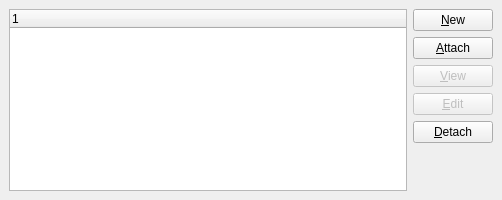
The window that xtuple/trunk/widgets/documents.ui (WooodHead/xtuple) describes before a commit, drawn with Qt 5.
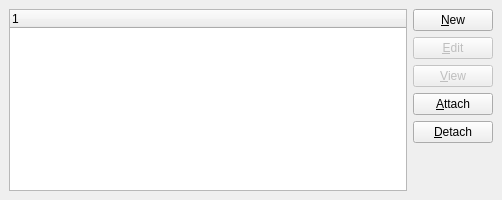
The same window after the commit. Custom widgets are drawn as their Qt base class.

Commit message: issue #10792:  Start addressing a whole host of loose ends on documents widget.

The edit to the form file:
```diff
--- a/xtuple/trunk/widgets/documents.ui
+++ b/xtuple/trunk/widgets/documents.ui
@@ -79,6 +79,26 @@
           </property>
          </widget>
         </item>
+        <item>
+         <widget class="QPushButton" name="_editDoc">
+          <property name="enabled">
+           <bool>false</bool>
+          </property>
+          <property name="text">
+           <string>&amp;Edit</string>
+          </property>
+         </widget>
+        </item>
+        <item>
+         <widget class="QPushButton" name="_viewDoc">
+          <property name="enabled">
+           <bool>false</bool>
+          </property>
+          <property name="text">
+           <string>&amp;View</string>
+          </property>
+         </widget>
+        </item>
         <item>
          <widget class="QPushButton" name="_attachDoc">
           <property name="enabled">
@@ -89,26 +109,6 @@
           </property>
          </widget>
         </item>
-        <item>
-         <widget class="QPushButton" name="_viewDoc">
-          <property name="enabled">
-           <bool>false</bool>
-          </property>
-          <property name="text">
-           <string>&amp;View</string>
-          </property>
-         </widget>
-        </item>
-        <item>
-         <widget class="QPushButton" name="_editDoc">
-          <property name="enabled">
-           <bool>false</bool>
-          </property>
-          <property name="text">
-           <string>&amp;Edit</string>
-          </property>
-         </widget>
-        </item>
         <item>
          <widget class="QPushButton" name="_detachDoc">
           <property name="enabled">
```
The commit also changes 4 other files.
